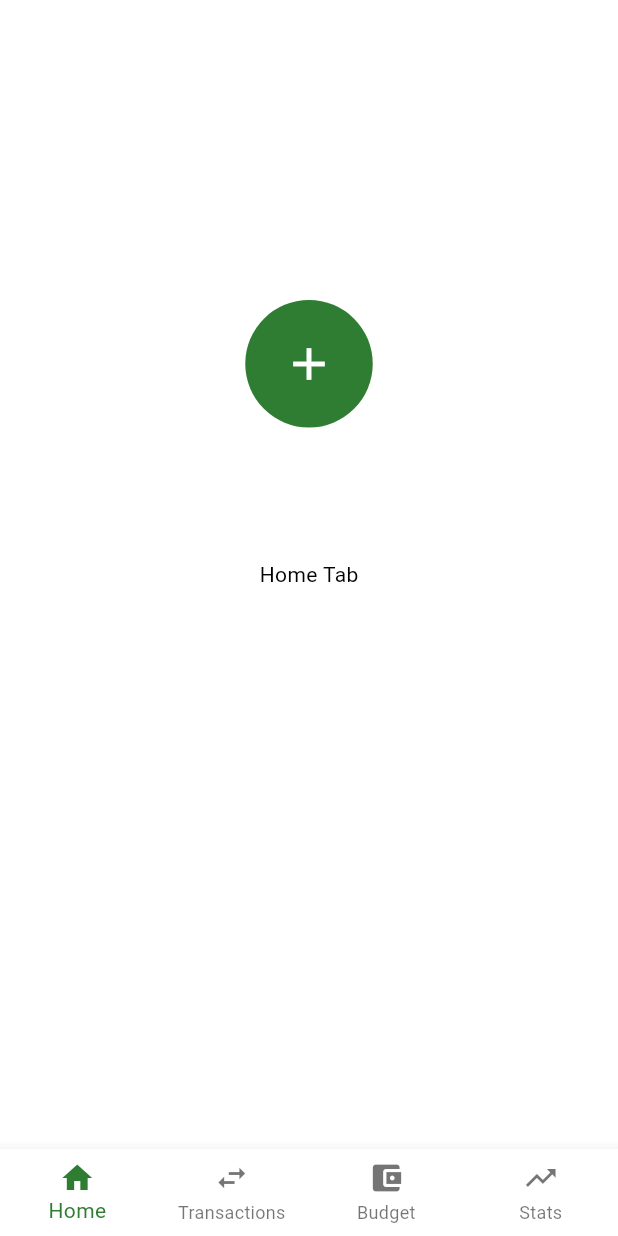
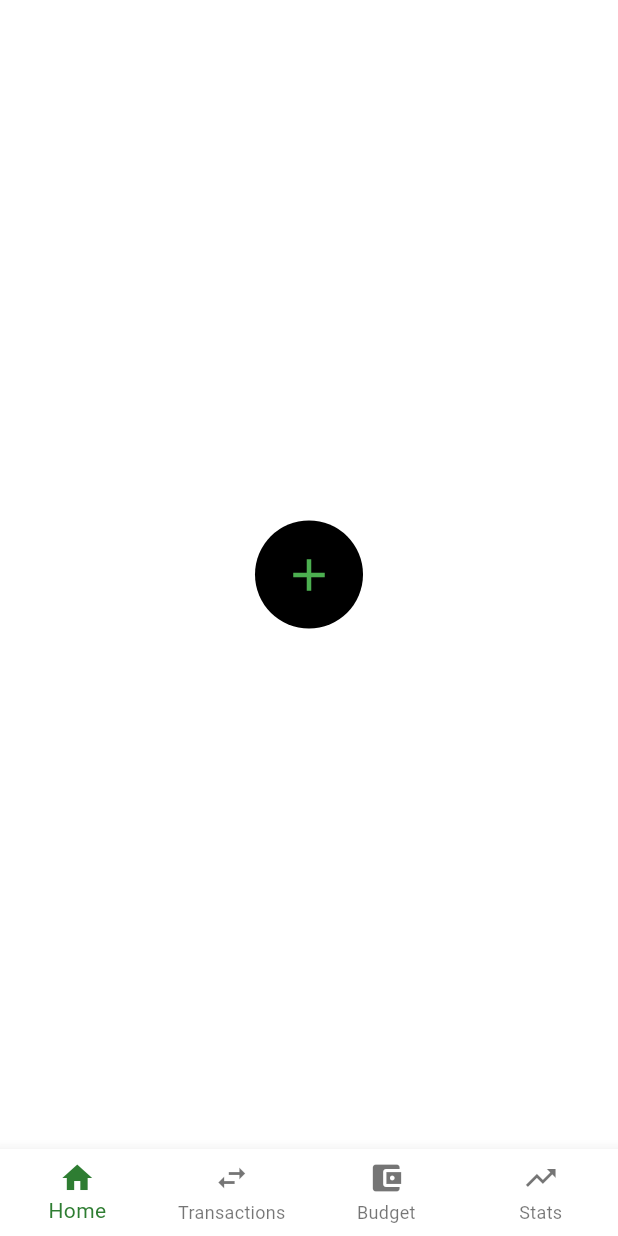
Before and after one commit to Snowy-T/BudGator, a Flutter app: the screen it shows after launch, on a phone screen of 412 x 824 dp. Run offline on Flutter 3.47's test engine with Material 3 defaults, Android fonts, the phone set to English and light mode, and no system bars; our stand-ins replace flutter_riverpod, go_router.

Commit message:
Transaction ring

```diff
--- a/lib/presentation/pages/home_page.dart
+++ b/lib/presentation/pages/home_page.dart
@@ -3,6 +3,7 @@ import 'package:go_router/go_router.dart';
 import 'package:flutter_riverpod/flutter_riverpod.dart';
 import '../controllers/transaction_provider.dart';
 import 'add_transaction_page.dart';
+import '../widgets/add_transaction_ring.dart';
 
 class HomePage extends ConsumerStatefulWidget {
   const HomePage({super.key});
@@ -19,19 +20,11 @@ class _HomePageState extends ConsumerState<HomePage> {
     final transactions = ref.watch(transactionsProvider);
 
     final List<Widget> pages = [
-      // Hier kommen deine Tabs rein
-      Center(child: Text('Home Tab')),
-      Center(child: Text('Transaction Tab')),
-      Center(child: Text('Budget Tab')),
-      Center(child: Text('Stats Tab')),
+      const SizedBox.shrink(),
+      const Center(child: Text('Transaction Tab')),
+      const Center(child: Text('Budget Tab')),
+      const Center(child: Text('Stats Tab')),
     ];
-
-    const categroyColors = {
-      'Food': Colors.orange,
-      'Transport': Colors.blue,
-      'Entertainment': Colors.purple,
-      'General' : Colors.green,
-    };
 
     return Scaffold(
       body: Stack(
@@ -39,39 +32,7 @@ class _HomePageState extends ConsumerState<HomePage> {
           pages[_currentIndex],
 
           if (_currentIndex == 0)
-            Positioned(
-              top: 200,
-              left: 0,
-              right: 0,
-              child: Center(
-                child: GestureDetector(
-                  onTap: () {
-                    Navigator.push(
-                      context,
-                      MaterialPageRoute(
-                        builder: (_) => const AddTransactionPage(),
-                      ),
-                    );
-                  },
-                  child: Container(
-                    width: 85,
-                    height: 85,
-                    decoration: BoxDecoration(
-                      shape: BoxShape.circle,
-                      color: Theme.of(context).colorScheme.primary,
-                      // boxShadow: [
-                      //   BoxShadow(
-                      //     color: Colors.black.withValues(alpha: 0.25),
-                      //     blurRadius: 10,
-                      //     offset: const Offset(0, 4),
-                      //   ),
-                      // ],
-                    ),
-                    child: const Icon(Icons.add, size: 36, color: Colors.white),
-                  ),
-                ),
-              ),
-            ),
+            const SafeArea(child: Center(child: AddTransactionRing())),
         ],
       ),
       bottomNavigationBar: BottomNavigationBar(
--- /dev/null
+++ b/lib/presentation/theme/category_colors.dart
@@ -0,0 +1,8 @@
+import 'package:flutter/material.dart';
+
+const Map<String, Color> categoryColors = {
+  'Food': Colors.orange,
+  'Transport': Colors.blue,
+  'Entertainment': Colors.purple,
+  'General': Colors.green,
+};
--- /dev/null
+++ b/lib/presentation/widgets/add_transaction_ring.dart
@@ -0,0 +1,45 @@
+import 'package:flutter/material.dart';
+import 'package:flutter_riverpod/flutter_riverpod.dart';
+import 'package:go_router/go_router.dart';
+import '../controllers/transaction_provider.dart';
+import '../painters/category_ring_painter.dart';
+import '../theme/category_colors.dart';
+
+class AddTransactionRing extends ConsumerWidget {
+  const AddTransactionRing({super.key});
+
+  @override
+  Widget build(BuildContext context, WidgetRef ref) {
+    final transactions = ref.watch(transactionsProvider);
+
+    return SizedBox(
+      width: 160,
+      height: 160,
+      child: Stack(
+        alignment: Alignment.center,
+        children: [
+          // Ring
+          CustomPaint(
+            size: const Size(160, 160),
+            painter: CategoryRingPainter(transactions),
+          ),
+          // Button
+          GestureDetector(
+            onTap: () {
+              context.push('/addTransaction');
+            },
+            child: Container(
+              width: 72,
+              height: 72,
+              decoration: BoxDecoration(
+                shape: BoxShape.circle,
+                color: Colors.black,
+              ),
+              child: const Icon(Icons.add, size: 36, color: Colors.green),
+            ),
+          ),
+        ],
+      ),
+    );
+  }
+}
```
Also changed, not shown: lib/presentation/painters/category_ring_painter.dart (renamed from lib/presentation/widgets/category_ring_painter.dart, +24 -1 lines).
